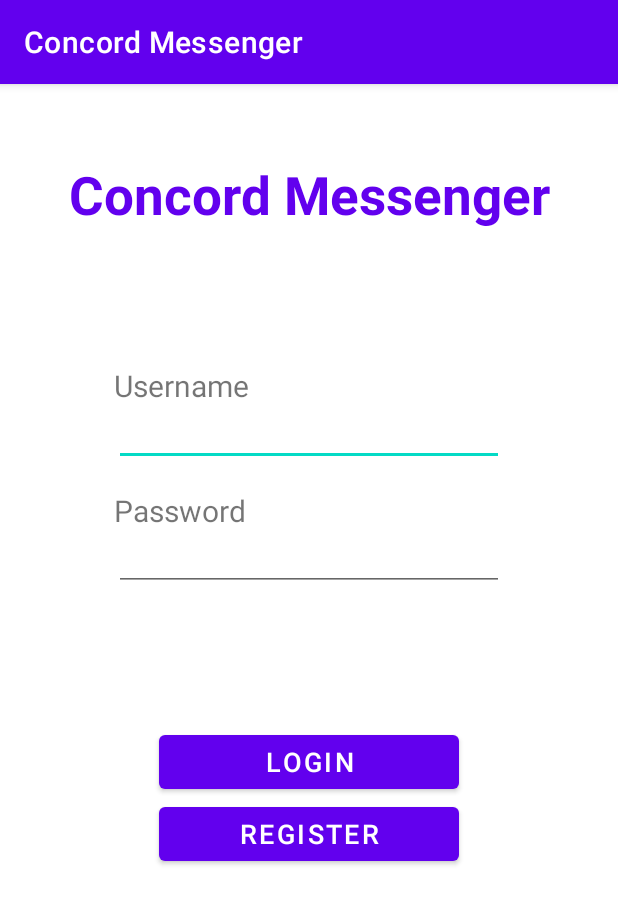
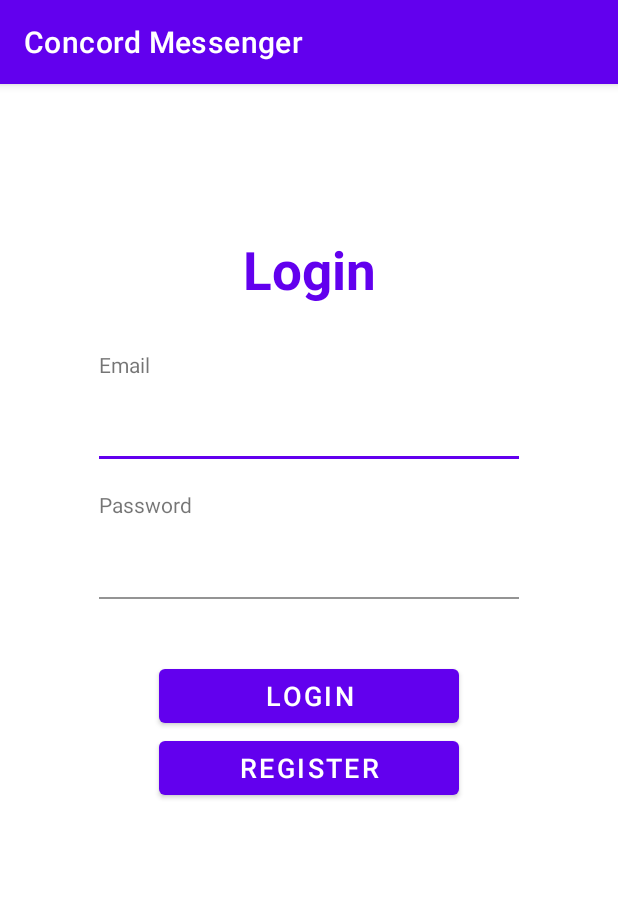
Before and after one commit to CMPT362-Messaging/Concord-Messenger, an Android app: the LoginActivity screen opened directly, with no data from a screen before it, on a phone screen of 412 x 824 dp. Shown: the top 904 px of the screen. Run offline under Robolectric (Android 15) with nearby library versions, the phone set to English and light mode, and no system bars.

Commit message:
Wrap EditText in TextInputLayout & update login UI

```diff
--- a/app/src/main/res/layout/activity_login.xml
+++ b/app/src/main/res/layout/activity_login.xml
@@ -7,11 +7,11 @@
     tools:context=".LoginActivity">
 
     <TextView
-        android:id="@+id/register_textview_title"
+        android:id="@+id/login_textview_title"
         android:layout_width="wrap_content"
         android:layout_height="wrap_content"
-        android:layout_marginTop="50dp"
-        android:text="@string/app_name"
+        android:layout_marginTop="100dp"
+        android:text="@string/login_login"
         android:textColor="@color/purple_500"
         android:textSize="35sp"
         android:textStyle="bold"
@@ -20,75 +20,103 @@
         app:layout_constraintTop_toTopOf="parent" />
 
     <TextView
-        android:id="@+id/register_textview_username"
-        android:layout_width="260dp"
+        android:id="@+id/login_textview_email"
+        android:layout_width="280dp"
         android:layout_height="wrap_content"
-        android:layout_marginTop="90dp"
-        android:text="@string/login_username"
-        android:textSize="20sp"
+        android:layout_marginTop="30dp"
+        android:text="@string/login_email"
+        android:textSize="14sp"
         app:layout_constraintEnd_toEndOf="parent"
         app:layout_constraintHorizontal_bias="0.5"
         app:layout_constraintStart_toStartOf="parent"
-        app:layout_constraintTop_toBottomOf="@+id/register_textview_title" />
+        app:layout_constraintTop_toBottomOf="@+id/login_textview_title" />
+
+    <com.google.android.material.textfield.TextInputLayout
+        android:id="@+id/login_textlayout_email"
+        android:layout_width="280dp"
+        android:layout_height="wrap_content"
+        app:boxBackgroundColor="#00FFFFFF"
+        app:boxBackgroundMode="filled"
+        app:errorEnabled="true"
+        app:layout_constraintEnd_toEndOf="parent"
+        app:layout_constraintStart_toStartOf="parent"
+        app:layout_constraintTop_toBottomOf="@+id/login_textview_email">
 
         <EditText
-        android:id="@+id/register_edittext_username"
-        android:layout_width="260dp"
+            android:id="@+id/login_edittext_email"
+            android:layout_width="match_parent"
             android:layout_height="wrap_content"
             android:ems="10"
             android:inputType="textPersonName"
             android:textSize="14sp"
+            tools:ignore="SpeakableTextPresentCheck,TouchTargetSizeCheck" />
+    </com.google.android.material.textfield.TextInputLayout>
+
+    <TextView
+        android:id="@+id/login_textview_password"
+        android:layout_width="280dp"
+        android:layout_height="wrap_content"
+        android:text="@string/login_password"
+        android:textSize="14sp"
         app:layout_constraintEnd_toEndOf="parent"
         app:layout_constraintHorizontal_bias="0.5"
         app:layout_constraintStart_toStartOf="parent"
-        app:layout_constraintTop_toBottomOf="@+id/register_textview_username"
-        tools:ignore="SpeakableTextPresentCheck,TouchTargetSizeCheck" />
+        app:layout_constraintTop_toBottomOf="@+id/login_textlayout_email" />
 
-    <TextView
-        android:id="@+id/register_textview_password"
-        android:layout_width="260dp"
+    <com.google.android.material.textfield.TextInputLayout
+        android:id="@+id/login_textlayout_password"
+        android:layout_width="280dp"
         android:layout_height="wrap_content"
-        android:layout_marginTop="16dp"
-        android:text="@string/login_password"
-        android:textSize="20sp"
+        app:boxBackgroundColor="#00FFFFFF"
+        app:boxBackgroundMode="filled"
+        app:errorEnabled="true"
         app:layout_constraintEnd_toEndOf="parent"
-        app:layout_constraintHorizontal_bias="0.5"
         app:layout_constraintStart_toStartOf="parent"
-        app:layout_constraintTop_toBottomOf="@+id/register_edittext_username" />
+        app:layout_constraintTop_toBottomOf="@+id/login_textview_password">
 
         <EditText
-        android:id="@+id/register_edittext_password"
-        android:layout_width="260dp"
+            android:id="@+id/login_edittext_password"
+            android:layout_width="match_parent"
             android:layout_height="wrap_content"
             android:ems="10"
             android:inputType="textPassword"
             android:textSize="14sp"
-        app:layout_constraintEnd_toEndOf="parent"
-        app:layout_constraintHorizontal_bias="0.5"
-        app:layout_constraintStart_toStartOf="parent"
-        app:layout_constraintTop_toBottomOf="@+id/register_textview_password"
             tools:ignore="SpeakableTextPresentCheck,TouchTargetSizeCheck" />
+    </com.google.android.material.textfield.TextInputLayout>
 
     <Button
-        android:id="@+id/register_button_create_account"
+        android:id="@+id/login_button_login"
         android:layout_width="200dp"
         android:layout_height="wrap_content"
-        android:layout_marginTop="90dp"
+        android:layout_marginTop="20dp"
         android:text="@string/login_login"
         android:textSize="18sp"
         app:layout_constraintEnd_toEndOf="parent"
         app:layout_constraintHorizontal_bias="0.5"
         app:layout_constraintStart_toStartOf="parent"
-        app:layout_constraintTop_toBottomOf="@+id/register_edittext_password" />
+        app:layout_constraintTop_toBottomOf="@+id/login_textlayout_password" />
 
     <Button
-        android:id="@+id/register_button_back"
+        android:id="@+id/login_button_register"
         android:layout_width="200dp"
         android:layout_height="wrap_content"
         android:text="@string/login_register"
         android:textSize="18sp"
         app:layout_constraintEnd_toEndOf="parent"
         app:layout_constraintStart_toStartOf="parent"
-        app:layout_constraintTop_toBottomOf="@+id/register_button_create_account" />
+        app:layout_constraintTop_toBottomOf="@+id/login_button_login" />
+
+    <ProgressBar
+        android:id="@+id/login_progress_bar"
+        style="@android:style/Widget.DeviceDefault.Light.ProgressBar"
+        android:layout_width="wrap_content"
+        android:layout_height="wrap_content"
+        android:elevation="7dp"
+        android:visibility="invisible"
+        app:layout_constraintBottom_toBottomOf="parent"
+        app:layout_constraintEnd_toEndOf="parent"
+        app:layout_constraintHorizontal_bias="0.5"
+        app:layout_constraintStart_toStartOf="parent"
+        app:layout_constraintTop_toTopOf="parent" />
 
 </androidx.constraintlayout.widget.ConstraintLayout>
```
Lines whose indentation alone changed are shown as unchanged.
